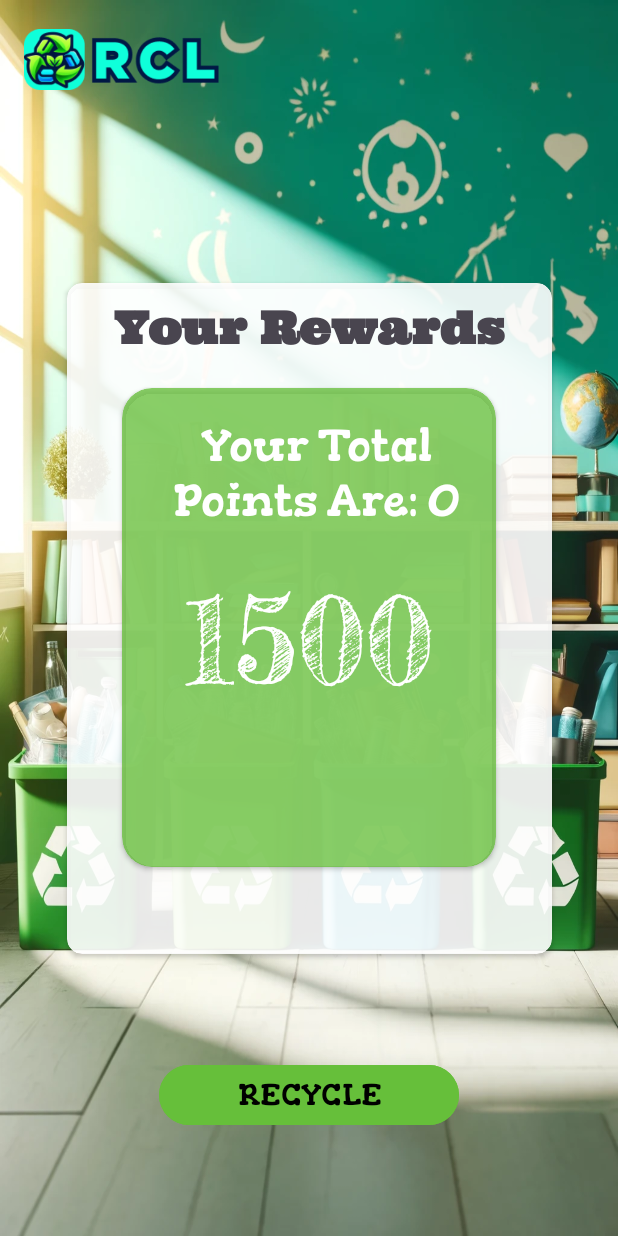
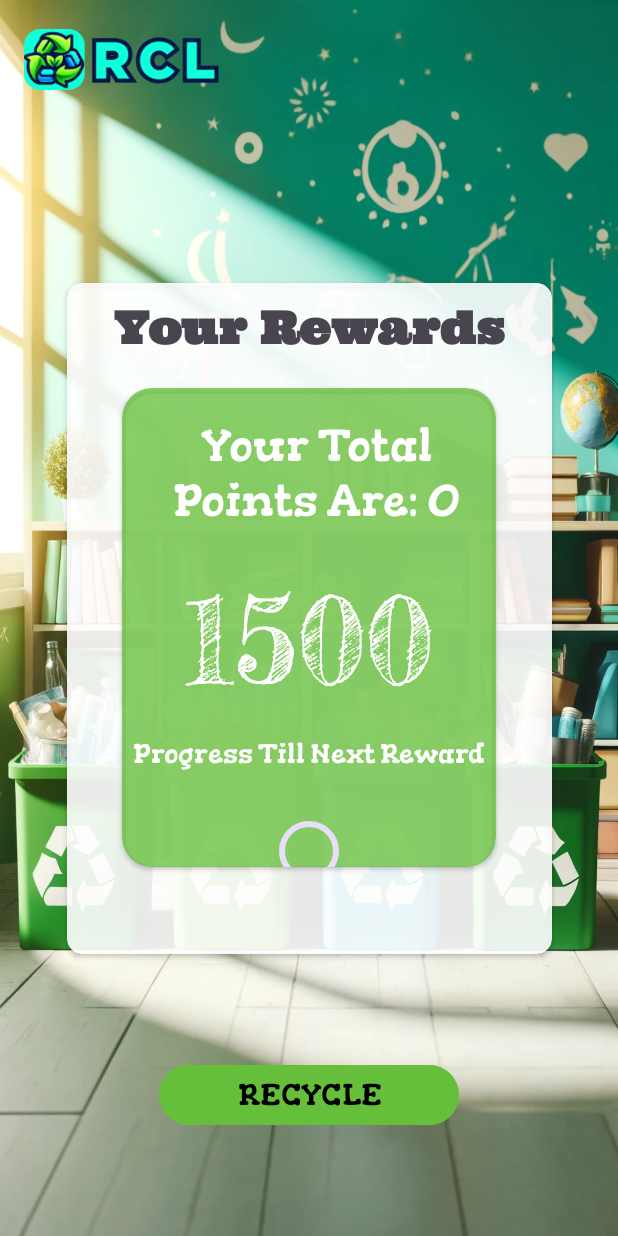
Before and after one commit to CodeBrosLab/RCL-App, an Android app: the YourRewardsActivity screen opened directly, with no data from a screen before it, on a phone screen of 412 x 824 dp. Run offline under Robolectric (Android 15) with nearby library versions, the phone set to English and light mode, and no system bars; network calls fail.

Commit message:
edit strings

```diff
--- a/frontend/app/src/main/res/layout/activity_your_rewards.xml
+++ b/frontend/app/src/main/res/layout/activity_your_rewards.xml
@@ -78,6 +78,25 @@
                     android:textColor="@color/white"
                     android:textSize="80dp" />
 
+                <TextView
+                    android:layout_width="wrap_content"
+                    android:layout_height="wrap_content"
+                    android:text="@string/progressTillNextReward"
+                    android:textColor="@color/white"
+                    android:layout_gravity="center_horizontal"
+                    android:textSize="18dp"
+                    android:fontFamily="@font/gorditas"
+                    android:layout_marginTop="15dp"/>
+
+                <com.google.android.material.progressindicator.CircularProgressIndicator
+                    android:layout_width="wrap_content"
+                    android:layout_height="wrap_content"
+                    android:visibility="visible"
+                    android:id="@+id/progressBar"
+                    app:indicatorColor="@color/black"
+                    android:layout_gravity="center_horizontal"
+                    android:layout_marginTop="30dp"/>
+
             </LinearLayout>
 
 
--- a/frontend/app/src/main/res/values/strings.xml
+++ b/frontend/app/src/main/res/values/strings.xml
@@ -11,6 +11,7 @@
 
     <string name="rewards">Your Rewards</string>
     <string name="yourTotalPointsAre">Total Points</string>
+    <string name="progressTillNextReward">Progress Till Next Reward</string>
     <string name="requests">REQUESTS</string>
 
     <string name="quantity">Quantity</string>
@@ -25,11 +26,11 @@
     <string name="addBtnTxt">ADD</string>
     <string name="recycleBtnTxt">SUBMIT</string>
 
-    <string name="credits">Tzialidis - Zhuang - Hadjiantonis - Moschou</string>
+    <string name="credits">Hadjiantonis - Moschou</string>
     <string name="statistics">STATISTICS</string>
     <string name="approve">APPROVE</string>
     <string name="decline">DECLINE</string>
 
-    <string name="ipv4">192.168.1.228</string>
+    <string name="ipv4">192.168.1.198</string>
     <string name="top3">Top 3 Recyclers</string>
 </resources>
```
